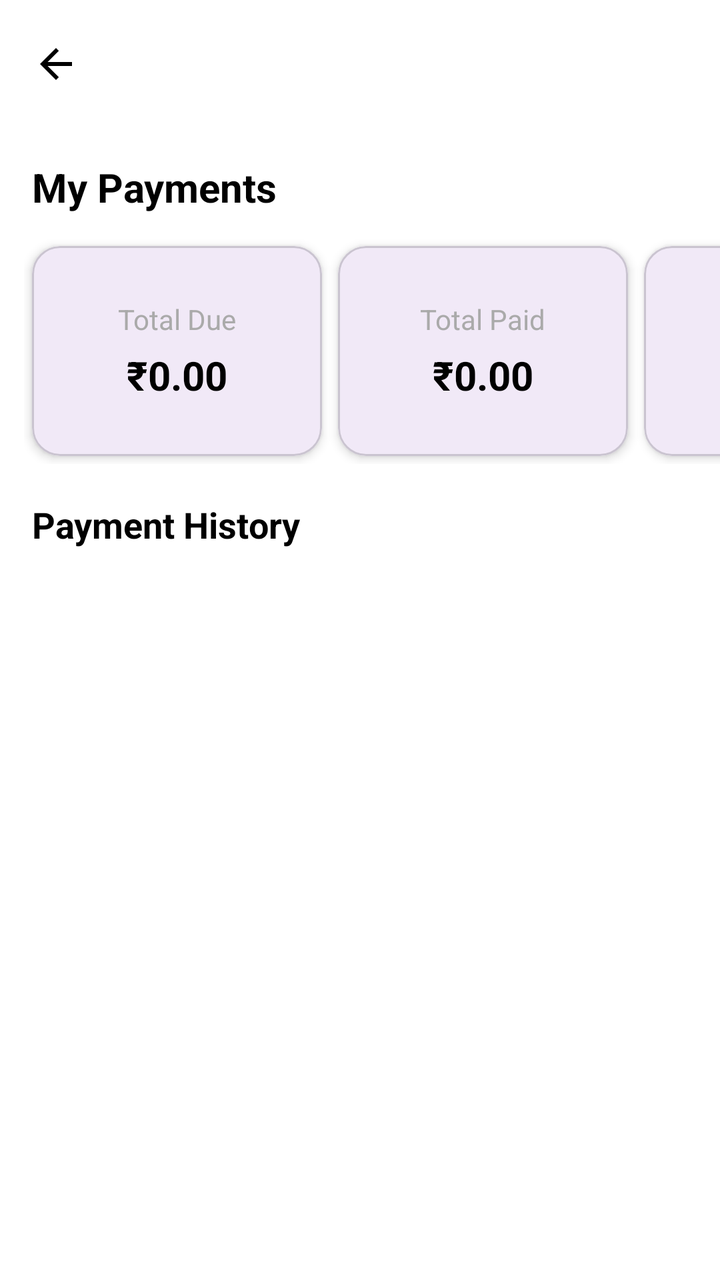
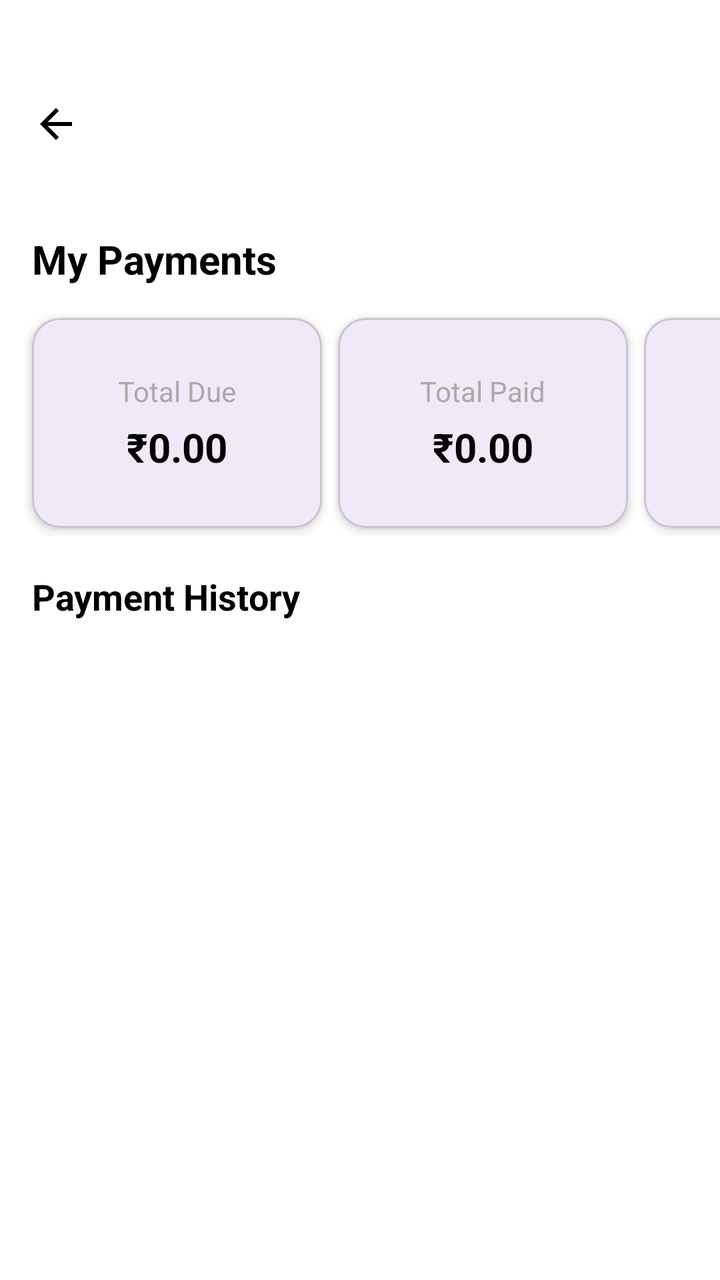

Before-and-after screenshots of an Android layout around one commit, followed by the original layout XML and the change that was made.
<!-- AndroidManifest.xml: application theme Theme.RepoMaster -->
<!-- res/layout/activity_user_payment_history.xml -->
<?xml version="1.0" encoding="utf-8"?>
<LinearLayout
    xmlns:android="http://schemas.android.com/apk/res/android"
    xmlns:app="http://schemas.android.com/apk/res-auto"
    android:layout_width="match_parent"
    android:layout_height="match_parent"
    android:orientation="vertical"
    android:background="@android:color/white">

    
    
    

    <com.google.android.material.appbar.MaterialToolbar
        android:id="@+id/toolbarUserPayment"
        android:layout_width="match_parent"
        android:layout_height="?attr/actionBarSize"
        android:title="My Payments"
        android:titleTextColor="@android:color/white"
        app:navigationIcon="@drawable/baseline_arrow_back_24"
        app:navigationIconTint="@color/black"/>


    
    
    

    <TextView
        android:id="@+id/txtUserName"
        android:layout_width="match_parent"
        android:layout_height="wrap_content"
        android:layout_marginStart="16dp"
        android:layout_marginTop="16dp"
        android:layout_marginEnd="16dp"
        android:text="My Payments"
        android:textSize="20sp"
        android:textStyle="bold"
        android:textColor="@android:color/black" />


    
    
    

    <HorizontalScrollView
        android:layout_width="match_parent"
        android:layout_height="wrap_content"
        android:layout_marginTop="12dp"
        android:scrollbars="none">

        <LinearLayout
            android:layout_width="wrap_content"
            android:layout_height="wrap_content"
            android:orientation="horizontal"
            android:paddingStart="12dp"
            android:paddingEnd="12dp">


            

            <com.google.android.material.card.MaterialCardView
                android:layout_width="145dp"
                android:layout_height="105dp"
                android:layout_margin="4dp"
                app:cardCornerRadius="14dp"
                app:cardElevation="3dp">

                <LinearLayout
                    android:layout_width="match_parent"
                    android:layout_height="match_parent"
                    android:gravity="center"
                    android:orientation="vertical"
                    android:padding="10dp">

                    <TextView
                        android:layout_width="wrap_content"
                        android:layout_height="wrap_content"
                        android:text="Total Due"
                        android:textSize="14sp"
                        android:textColor="@android:color/darker_gray" />

                    <TextView
                        android:id="@+id/txtTotalDue"
                        android:layout_width="wrap_content"
                        android:layout_height="wrap_content"
                        android:layout_marginTop="5dp"
                        android:text="₹0.00"
                        android:textSize="20sp"
                        android:textStyle="bold"
                        android:textColor="@android:color/black" />

                </LinearLayout>

            </com.google.android.material.card.MaterialCardView>


            

            <com.google.android.material.card.MaterialCardView
                android:layout_width="145dp"
                android:layout_height="105dp"
                android:layout_margin="4dp"
                app:cardCornerRadius="14dp"
                app:cardElevation="3dp">

                <LinearLayout
                    android:layout_width="match_parent"
                    android:layout_height="match_parent"
                    android:gravity="center"
                    android:orientation="vertical"
                    android:padding="10dp">

                    <TextView
                        android:layout_width="wrap_content"
                        android:layout_height="wrap_content"
                        android:text="Total Paid"
                        android:textSize="14sp"
                        android:textColor="@android:color/darker_gray" />

                    <TextView
                        android:id="@+id/txtTotalPaid"
                        android:layout_width="wrap_content"
                        android:layout_height="wrap_content"
                        android:layout_marginTop="5dp"
                        android:text="₹0.00"
                        android:textSize="20sp"
                        android:textStyle="bold"
                        android:textColor="@android:color/black" />

                </LinearLayout>

            </com.google.android.material.card.MaterialCardView>


            

            <com.google.android.material.card.MaterialCardView
                android:layout_width="145dp"
                android:layout_height="105dp"
                android:layout_margin="4dp"
                app:cardCornerRadius="14dp"
                app:cardElevation="3dp">

                <LinearLayout
                    android:layout_width="match_parent"
                    android:layout_height="match_parent"
                    android:gravity="center"
                    android:orientation="vertical"
                    android:padding="10dp">

                    <TextView
                        android:layout_width="wrap_content"
                        android:layout_height="wrap_content"
                        android:text="Remaining"
                        android:textSize="14sp"
                        android:textColor="@android:color/darker_gray" />

                    <TextView
                        android:id="@+id/txtRemaining"
                        android:layout_width="wrap_content"
                        android:layout_height="wrap_content"
                        android:layout_marginTop="5dp"
                        android:text="₹0.00"
                        android:textSize="20sp"
                        android:textStyle="bold"
                        android:textColor="@android:color/black" />

                </LinearLayout>

            </com.google.android.material.card.MaterialCardView>

        </LinearLayout>

    </HorizontalScrollView>


    
    
    

    <TextView
        android:layout_width="match_parent"
        android:layout_height="wrap_content"
        android:layout_marginStart="16dp"
        android:layout_marginTop="18dp"
        android:layout_marginEnd="16dp"
        android:text="Payment History"
        android:textSize="18sp"
        android:textStyle="bold"
        android:textColor="@android:color/black" />


    
    
    

    <ProgressBar
        android:id="@+id/progressBar"
        android:layout_width="wrap_content"
        android:layout_height="wrap_content"
        android:layout_gravity="center"
        android:layout_marginTop="10dp"
        android:visibility="gone" />


    
    
    

    <TextView
        android:id="@+id/txtNoHistory"
        android:layout_width="match_parent"
        android:layout_height="wrap_content"
        android:gravity="center"
        android:padding="24dp"
        android:text="No payment history found"
        android:textSize="16sp"
        android:textColor="@android:color/darker_gray"
        android:visibility="gone" />


    
    
    

    <androidx.recyclerview.widget.RecyclerView
        android:id="@+id/recyclerPaymentHistory"
        android:layout_width="match_parent"
        android:layout_height="0dp"
        android:layout_weight="1"
        android:padding="8dp"
        android:clipToPadding="false" />

</LinearLayout>
<!-- resources referenced by this layout -->
<resources>
  <color name="black">#FF000000</color>
  <!-- drawable baseline_arrow_back_24 (drawable) -->
  <vector xmlns:android="http://schemas.android.com/apk/res/android" android:autoMirrored="true" android:height="24dp" android:tint="#FFFFFF" android:viewportHeight="24" android:viewportWidth="24" android:width="24dp">
        
      <path android:fillColor="@android:color/white" android:pathData="M20,11H7.83l5.59,-5.59L12,4l-8,8 8,8 1.41,-1.41L7.83,13H20v-2z"/>
      
  </vector>
  <style name="Theme.RepoMaster" parent="Base.Theme.RepoMaster" />
  <style name="Base.Theme.RepoMaster" parent="Theme.Material3.DayNight.NoActionBar">
          
          
      </style>
</resources>

<!-- the commit's change to res/layout/activity_user_payment_history.xml (unified diff, before → after) -->
@@ -14,8 +14,9 @@
     <com.google.android.material.appbar.MaterialToolbar
         android:id="@+id/toolbarUserPayment"
         android:layout_width="match_parent"
-        android:layout_height="?attr/actionBarSize"
+        android:layout_height="100dp"
         android:title="My Payments"
+        android:paddingTop="30dp"
         android:titleTextColor="@android:color/white"
         app:navigationIcon="@drawable/baseline_arrow_back_24"
         app:navigationIconTint="@color/black"/>
